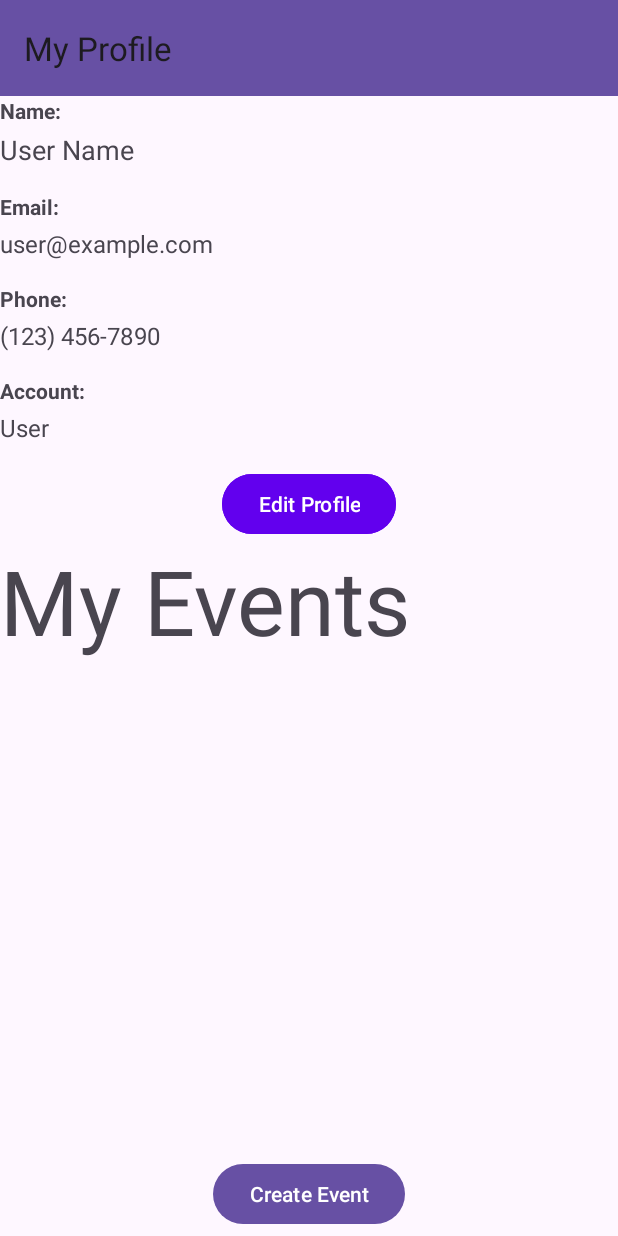
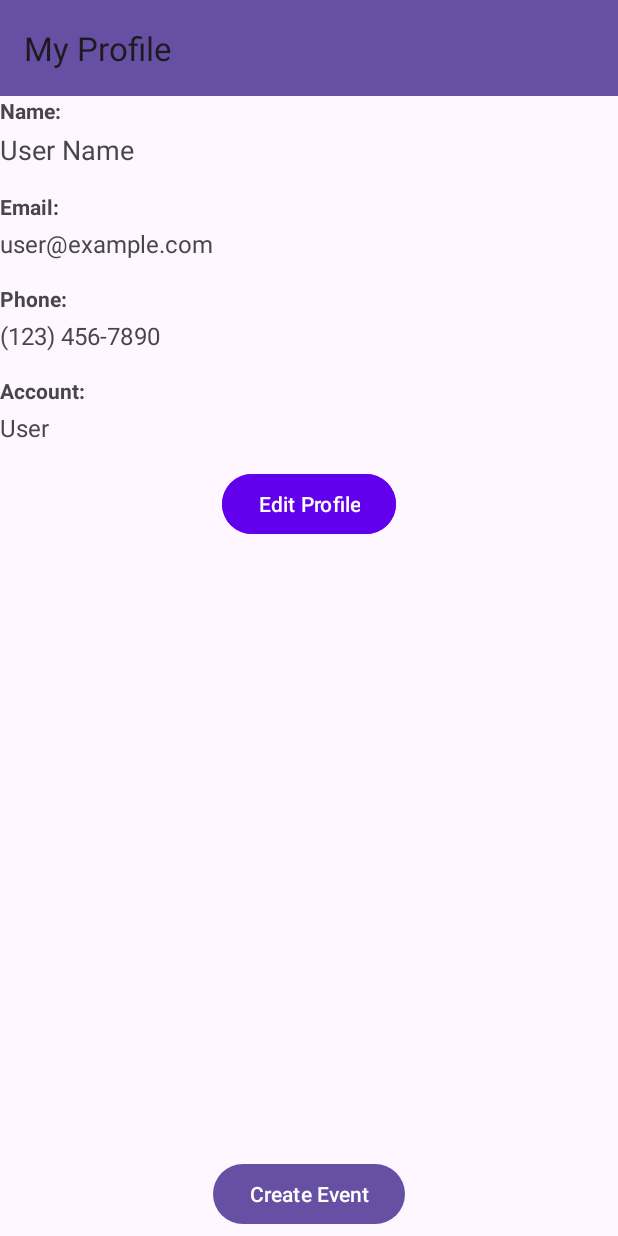
Before and after one commit to CMPUT301F24prince/princeProject, an Android app: the fragment ProfileFragment shown on its own in the app's theme, on a phone screen of 412 x 824 dp. Run offline under Robolectric (Android 15) with nearby library versions, the phone set to English and light mode, and no system bars; our stand-ins replace Firebase (no records; nobody signed in at launch, a user with empty details on screens opened directly).

Commit message:
got rid of my event list
killed my baby

```diff
--- a/PrinceProject/app/src/main/java/com/example/princeproject/ProfilePage/ProfileFragment.java
+++ b/PrinceProject/app/src/main/java/com/example/princeproject/ProfilePage/ProfileFragment.java
@@ -9,7 +9,6 @@ import android.view.ViewGroup;
 import android.widget.Button;
 import android.widget.EditText;
 import android.widget.LinearLayout;
-import android.widget.ListView;
 import android.widget.TextView;
 import android.widget.Toast;
 
@@ -20,7 +19,6 @@ import androidx.appcompat.widget.Toolbar;
 import androidx.fragment.app.Fragment;
 
 import com.example.princeproject.Event;
-import com.example.princeproject.EventsPage.EventArrayAdapter;
 import com.example.princeproject.R;
 import com.example.princeproject.User;
 import com.google.firebase.firestore.CollectionReference;
@@ -56,9 +54,6 @@ public class ProfileFragment extends Fragment implements EditProfileFragment.Edi
     private FirebaseFirestore db;
     private CollectionReference eventsRef;
 
-    private ListView organizedEventsListView;
-    private ArrayList<Event> organizedEventsList;
-    private EventArrayAdapter eventArrayAdapter;
 
     /**
      * Method to initialize the creation of the profile page
@@ -89,10 +84,10 @@ public class ProfileFragment extends Fragment implements EditProfileFragment.Edi
         db = FirebaseFirestore.getInstance();
         eventsRef = db.collection("events");
 
-        organizedEventsListView = view.findViewById(R.id.organized_events_list);
+        /*organizedEventsListView = view.findViewById(R.id.organized_events_list);
         organizedEventsList = new ArrayList<>();
         eventArrayAdapter = new EventArrayAdapter(view.getContext(), organizedEventsList);
-        organizedEventsListView.setAdapter(eventArrayAdapter);
+        organizedEventsListView.setAdapter(eventArrayAdapter);*/
 
         deviceId = Settings.Secure.getString(view.getContext().getContentResolver(), Settings.Secure.ANDROID_ID);
 
@@ -221,10 +216,10 @@ public class ProfileFragment extends Fragment implements EditProfileFragment.Edi
             db.collection("events").document(eventId).set(eventDb);
 
             // Add the event to the list
-            organizedEventsList.add(newEvent);
+            //organizedEventsList.add(newEvent);
 
             // Notify the adapter that the data has changed
-            eventArrayAdapter.notifyDataSetChanged();
+            //eventArrayAdapter.notifyDataSetChanged();
         });
 
         builder.setNegativeButton("Cancel", (dialog, which) -> dialog.cancel());
@@ -260,12 +255,14 @@ public class ProfileFragment extends Fragment implements EditProfileFragment.Edi
                             currentUser = new User(userName, userEmail, userPhone, userAccount, deviceId);
                             currentUser.setOrganizedEventIds(organizedEventIds);
 
+                            updateTextViews();
+
                             // Fetch events the user organized
-                            if (organizedEventIds != null) {
+                            /*if (organizedEventIds != null) {
                                 loadOrganizedEvents(organizedEventIds);
                             } else {
                                 updateTextViews(); // No events, update profile text views
-                            }
+                            }*/
                         }
                     }
                 })
@@ -292,7 +289,7 @@ public class ProfileFragment extends Fragment implements EditProfileFragment.Edi
                 });
     }
 
-    private void loadOrganizedEvents(List<String> eventIds) {
+    /*private void loadOrganizedEvents(List<String> eventIds) {
         db.collection("events")
                 .whereIn("eventId", eventIds) // Query to fetch all events based on event IDs
                 .get()
@@ -318,7 +315,7 @@ public class ProfileFragment extends Fragment implements EditProfileFragment.Edi
                     }
                 })
                 .addOnFailureListener(e -> Log.e("ProfileFragment", "Error retrieving events", e));
-    }
+    }*/
 
     @Override
     public void onDialogPositiveClick(User user) {
--- a/PrinceProject/app/src/main/res/layout/fragment_profile.xml
+++ b/PrinceProject/app/src/main/res/layout/fragment_profile.xml
@@ -105,28 +105,6 @@
 
     </LinearLayout>
 
-    <TextView
-        android:id="@+id/my_events"
-        android:layout_width="match_parent"
-        android:layout_height="wrap_content"
-        android:clickable="true"
-        android:focusable="true"
-        android:text="My Events"
-        android:textSize="60sp"
-        app:layout_constraintTop_toBottomOf="@+id/linearLayout">
-
-    </TextView>
-
-    <ListView
-        android:id="@+id/organized_events_list"
-        android:layout_width="412dp"
-        android:layout_height="276dp"
-        android:layout_marginTop="1dp"
-        app:layout_constraintBottom_toTopOf="@+id/create_event_button"
-        app:layout_constraintEnd_toEndOf="parent"
-        app:layout_constraintStart_toStartOf="parent"
-        app:layout_constraintTop_toBottomOf="@+id/my_events" />
-
     <Button
         android:id="@+id/create_event_button"
         android:layout_width="wrap_content"
```
